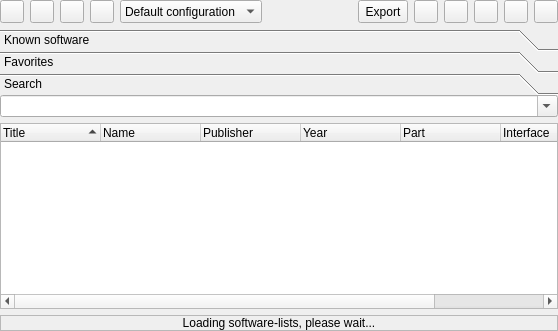
Qt form softwarelist.ui (qmc2/qmc2-mame-fe) before a commit.
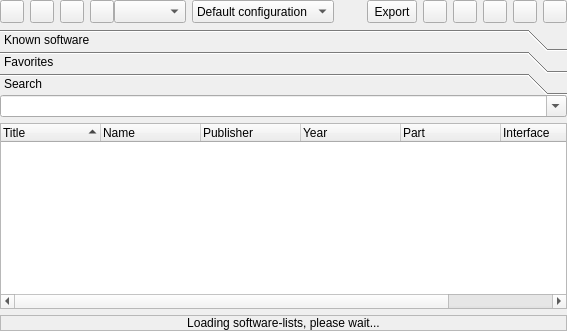
The same form after that commit. The open tabs and pages were chosen to show the change. Icons and pictures are not drawn.

Commit message: imp: added software selection for snapname adjustment in ambiguous cases

The edit to the form file:
```diff
--- a/softwarelist.ui
+++ b/softwarelist.ui
@@ -7,7 +7,7 @@
    <rect>
     <x>0</x>
     <y>0</y>
-    <width>558</width>
+    <width>567</width>
     <height>331</height>
    </rect>
   </property>
@@ -90,6 +90,11 @@
       </widget>
      </item>
      <item>
+      <layout class="QHBoxLayout" name="horizontalLayout2">
+       <property name="spacing">
+        <number>0</number>
+       </property>
+       <item>
       <widget class="QToolButton" name="toolButtonToggleSnapnameAdjustment">
        <property name="sizePolicy">
         <sizepolicy hsizetype="Fixed" vsizetype="Minimum">
@@ -113,6 +118,24 @@
       </widget>
      </item>
      <item>
+        <widget class="QComboBox" name="comboBoxSnapnameDevice">
+         <property name="sizePolicy">
+          <sizepolicy hsizetype="Preferred" vsizetype="Minimum">
+           <horstretch>0</horstretch>
+           <verstretch>0</verstretch>
+          </sizepolicy>
+         </property>
+         <property name="toolTip">
+          <string>Select the software for which the snapname should be adjusted</string>
+         </property>
+         <property name="statusTip">
+          <string>Select the software for which the snapname should be adjusted</string>
+         </property>
+        </widget>
+       </item>
+      </layout>
+     </item>
+     <item>
       <widget class="QComboBox" name="comboBoxDeviceConfiguration">
        <property name="sizePolicy">
         <sizepolicy hsizetype="MinimumExpanding" vsizetype="Minimum">
@@ -459,8 +482,8 @@
        <rect>
         <x>0</x>
         <y>0</y>
-        <width>548</width>
-        <height>195</height>
+        <width>557</width>
+        <height>193</height>
        </rect>
       </property>
       <attribute name="icon">
```
Left out of the diff: 5 changed lines with no effect on the pictures. Lines whose indentation alone changed are shown as unchanged. The commit also changes 14 other files.
